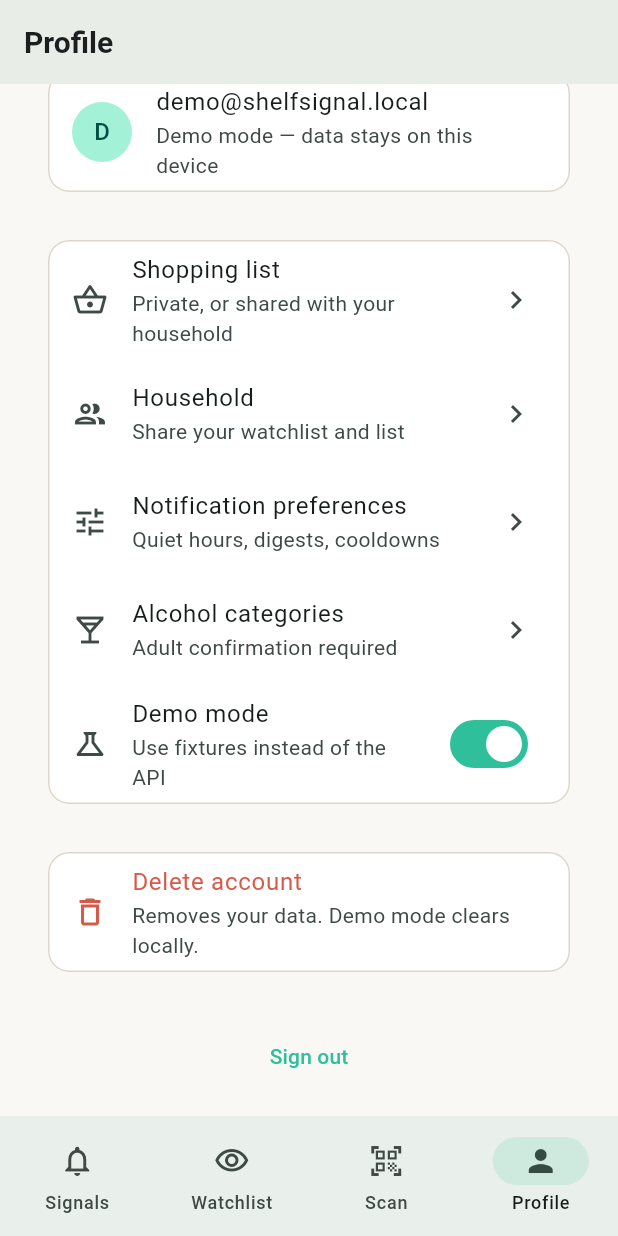
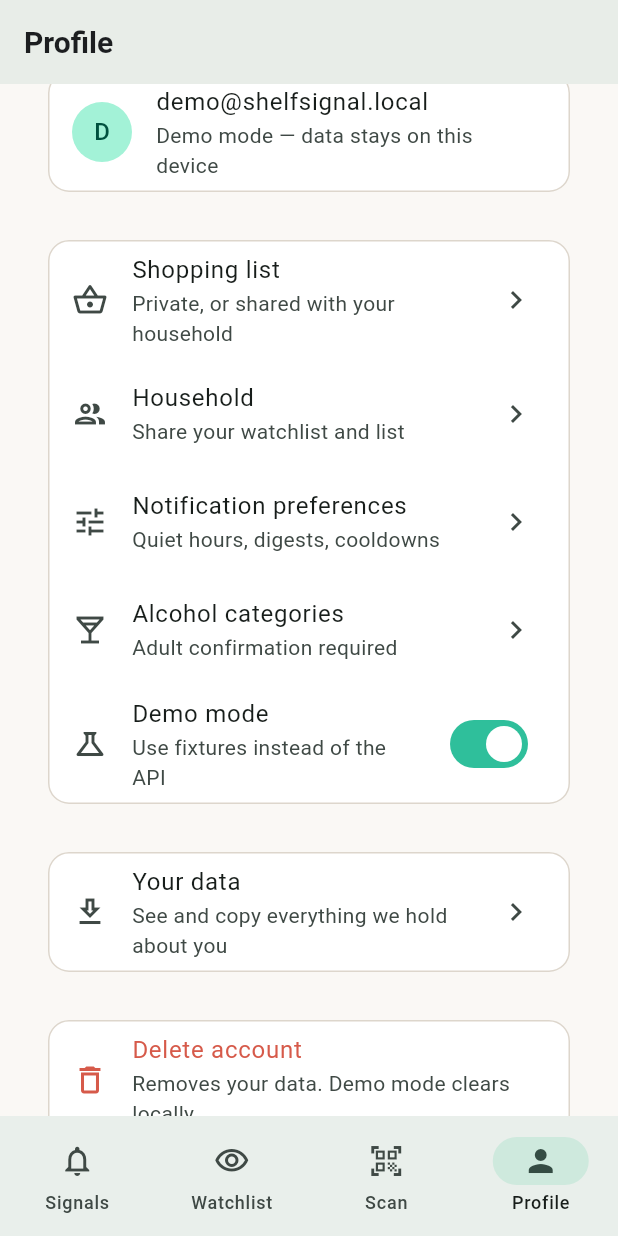
Before and after one commit to theantipopau/ShelfSignal, a Flutter app: the ProfileScreen screen opened by its route, scrolled down 32 dp, on a phone screen of 412 x 824 dp. Run offline on Flutter 3.47's test engine with Material 3 defaults, Android fonts, the phone set to English and light mode, and no system bars; our stand-ins replace flutter_riverpod, flutter_secure_storage, go_router, shared_preferences; missing offline and left inert: mobile_scanner; accounts and stored records are empty.

Commit message:
Mobile: live product page, data export screen; refresh README status and docs
- Product page loads by ID in live mode; scan result gets a Details button
- Your data (/data-export): per-section counts and copy-JSON export
- Product page shows photo, community prices and a mismatch report action
- README: live feature list and status table; backlog, assessment, changelog updated

Mobile tests 24 -> 26. flutter analyze clean.

Co-Authored-By: Claude Haiku 5.5 <noreply@anthropic.com>

```diff
--- a/mobile/lib/core/repository.dart
+++ b/mobile/lib/core/repository.dart
@@ -143,6 +143,24 @@ class Repository {
         if (note != null && note.isNotEmpty) 'note': note,
       });
 
+  /// Canonical product by id (GET /api/products/:id). Live mode only: demo products come from fixtures.
+  Future<SsProduct> getProduct(String id) async {
+    final data = await _api.get('/api/products/$id');
+    if (data == null) throw ApiException('Product not found');
+    final barcodes = (data['barcodes'] as List<dynamic>? ?? const []);
+    return SsProduct.fromJson({
+      ...data,
+      'barcode': barcodes.isEmpty ? null : (barcodes.first as Map<String, dynamic>)['barcode'],
+    });
+  }
+
+  /// Everything the server holds about the signed-in user (GET /api/auth/export, spec 17).
+  Future<Map<String, dynamic>> exportData() async {
+    final data = await _api.get('/api/auth/export');
+    if (data == null) throw ApiException('Export is only available in live mode');
+    return data;
+  }
+
   Future<List<SsProduct>> searchProducts(String query) async {
     if (isDemo) {
       final q = query.toLowerCase();
--- a/mobile/lib/features/profile/profile_tab.dart
+++ b/mobile/lib/features/profile/profile_tab.dart
@@ -78,6 +78,16 @@ class ProfileScreen extends ConsumerWidget {
           const SizedBox(height: SsSpacing.m),
           Card(
             child: ListTile(
+              leading: const Icon(Icons.download_outlined),
+              title: const Text('Your data'),
+              subtitle: const Text('See and copy everything we hold about you'),
+              trailing: const Icon(Icons.chevron_right),
+              onTap: () => context.push('/data-export'),
+            ),
+          ),
+          const SizedBox(height: SsSpacing.m),
+          Card(
+            child: ListTile(
               leading: const Icon(Icons.delete_outline, color: SsColors.errorRed),
               title: const Text('Delete account',
                   style: TextStyle(color: SsColors.errorRed)),
--- a/mobile/lib/routes/app_router.dart
+++ b/mobile/lib/routes/app_router.dart
@@ -5,6 +5,7 @@ import '../features/auth/sign_up_screen.dart';
 import '../features/home/home_shell.dart';
 import '../features/home/signals_tab.dart';
 import '../features/household/household_screen.dart';
+import '../features/privacy/data_export_screen.dart';
 import '../features/notifications/notification_prefs_screen.dart';
 import '../features/products/product_detail_screen.dart';
 import '../features/profile/profile_tab.dart';
@@ -60,6 +61,10 @@ final appRouter = GoRouter(
       builder: (context, state) => const HouseholdScreen(),
     ),
     GoRoute(
+      path: '/data-export',
+      builder: (context, state) => const DataExportScreen(),
+    ),
+    GoRoute(
       path: '/notifications',
       builder: (context, state) => const NotificationPrefsScreen(),
     ),
```
Also changed, not shown: mobile/lib/features/privacy/data_export_screen.dart (added, +111 -0 lines), mobile/lib/features/products/product_detail_screen.dart (+15 -0 lines), mobile/lib/features/scanner/scanner_screen.dart (+21 -8 lines), 5 other files.
